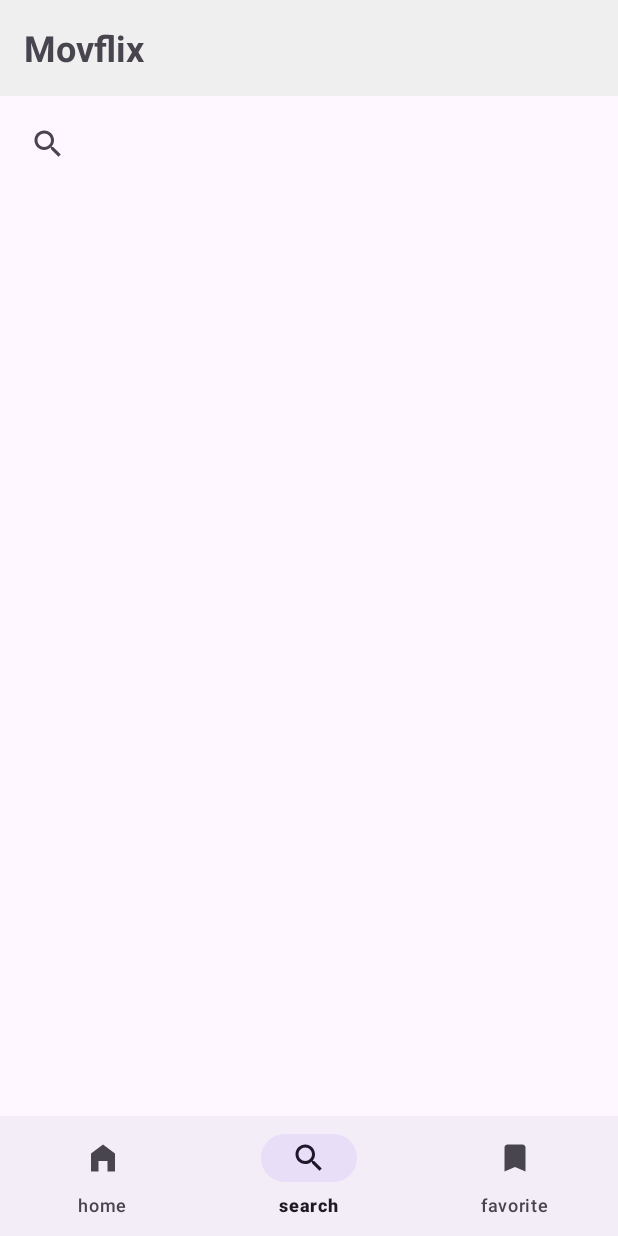
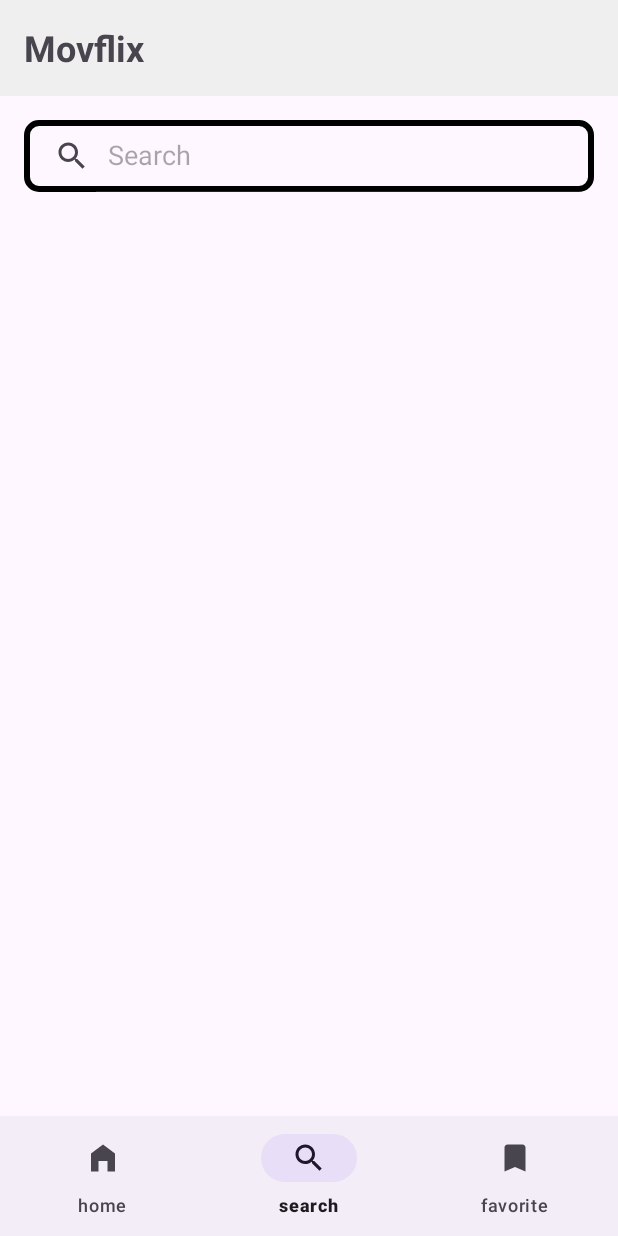
Before and after one commit to Ferdy199/MovieFinder, an Android app: the HomeFragment screen opened directly, with no data from a screen before it, item 2 of the bottom bar chosen, on a phone screen of 412 x 824 dp. Run offline under Robolectric (Android 15) with nearby library versions, the phone set to English and light mode, and no system bars; pictures from the network do not load.

Commit message:
create view for search

```diff
--- a/app/src/main/java/com/ferdsapp/moviefinder/core/di/AppComponent.kt
+++ b/app/src/main/java/com/ferdsapp/moviefinder/core/di/AppComponent.kt
@@ -1,5 +1,6 @@
 package com.ferdsapp.moviefinder.core.di
 
+import com.ferdsapp.moviefinder.ui.home.HomeFragment
 import com.ferdsapp.moviefinder.ui.login.LoginActivity
 import com.ferdsapp.moviefinder.ui.main.MainActivity
 import com.ferdsapp.moviefinder.ui.splash.SplashActivity
@@ -17,6 +18,7 @@ interface AppComponent {
     }
 
     fun inject(activity: MainActivity)
+    fun inject(fragment: HomeFragment)
     fun inject(loginActivity: LoginActivity)
     fun inject(splashActivity: SplashActivity)
 }
--- a/app/src/main/java/com/ferdsapp/moviefinder/ui/home/HomeFragment.kt
+++ b/app/src/main/java/com/ferdsapp/moviefinder/ui/home/HomeFragment.kt
@@ -1,34 +1,35 @@
 package com.ferdsapp.moviefinder.ui.home
 
+import android.content.Context
 import android.os.Bundle
 import android.util.Log
-import androidx.fragment.app.Fragment
 import android.view.LayoutInflater
 import android.view.View
 import android.view.ViewGroup
-import androidx.activity.viewModels
+import androidx.fragment.app.Fragment
 import androidx.fragment.app.viewModels
 import androidx.lifecycle.LiveData
-import androidx.lifecycle.ViewModel
-import androidx.lifecycle.ViewModelProvider
-import androidx.lifecycle.coroutineScope
 import androidx.recyclerview.widget.LinearLayoutManager
 import androidx.recyclerview.widget.RecyclerView
-import com.ferdsapp.moviefinder.R
+import com.ferdsapp.moviefinder.application.MyApplication
 import com.ferdsapp.moviefinder.core.data.utils.Resource
 import com.ferdsapp.moviefinder.databinding.FragmentHomeBinding
 import com.ferdsapp.moviefinder.ui.adapter.MovieAdapter
 import com.ferdsapp.moviefinder.viewModel.main.MainViewModel
 import com.ferdsapp.moviefinder.viewModel.utils.ViewModelFactory
+import javax.inject.Inject
 
 class HomeFragment : Fragment() {
+
+    @Inject
+    lateinit var factory: ViewModelFactory
 
     private var _binding : FragmentHomeBinding? = null
     private val binding get() = _binding!!
     private val movieAdapter: MovieAdapter by lazy { MovieAdapter() }
     private val tvShowAdapter: MovieAdapter by lazy { MovieAdapter() }
     private val homeViewModel: MainViewModel by viewModels{
-        ViewModelFactory.getInstance(requireActivity())
+       factory
     }
 
 
@@ -39,6 +40,11 @@ class HomeFragment : Fragment() {
         // Inflate the layout for this fragment
         _binding = FragmentHomeBinding.inflate(inflater, container, false)
         return binding.root
+    }
+
+    override fun onAttach(context: Context) {
+        super.onAttach(context)
+        (requireActivity().application as MyApplication).appComponent.inject(this)
     }
 
     override fun onViewCreated(view: View, savedInstanceState: Bundle?) {
--- /dev/null
+++ b/app/src/main/res/drawable/searchview_bg.xml
@@ -0,0 +1,13 @@
+<?xml version="1.0" encoding="utf-8"?>
+<shape
+    xmlns:android="http://schemas.android.com/apk/res/android"
+    android:shape="rectangle">
+
+    <corners
+        android:radius="8dp"/>
+    <stroke
+        android:color="@color/black"
+        android:width="4dp"/>
+
+
+</shape>
--- a/app/src/main/res/layout/fragment_search.xml
+++ b/app/src/main/res/layout/fragment_search.xml
@@ -8,14 +8,31 @@
     tools:context=".ui.main.MainActivity">
 
     <SearchView
+        android:id="@+id/search_bar"
         android:layout_width="match_parent"
         android:layout_height="wrap_content"
-        android:layout_marginHorizontal="8dp"
-        android:layout_marginTop="8dp"
+        android:layout_marginHorizontal="16dp"
+        android:layout_marginTop="16dp"
+        android:background="@drawable/searchview_bg"
+        android:iconifiedByDefault="false"
+        android:queryHint="Search"
         app:circularflow_radiusInDP="6dp"
         app:layout_constraintEnd_toEndOf="parent"
         app:layout_constraintStart_toStartOf="parent"
-        app:layout_constraintTop_toTopOf="parent" />
+        app:layout_constraintTop_toTopOf="parent"/>
+
+    <androidx.recyclerview.widget.RecyclerView
+        android:layout_width="match_parent"
+        android:layout_height="0dp"
+        android:layout_marginTop="8dp"
+        android:layout_marginBottom="8dp"
+        app:layoutManager="androidx.recyclerview.widget.GridLayoutManager"
+        app:layout_constraintBottom_toBottomOf="parent"
+        app:layout_constraintEnd_toEndOf="parent"
+        app:layout_constraintStart_toStartOf="parent"
+        app:layout_constraintTop_toBottomOf="@+id/search_bar"
+        tools:listitem="@layout/items_list_horizontal"/>
+
 
 
 
```
Also changed, not shown: app/src/main/res/layout/activity_main.xml (+0 -9 lines).
